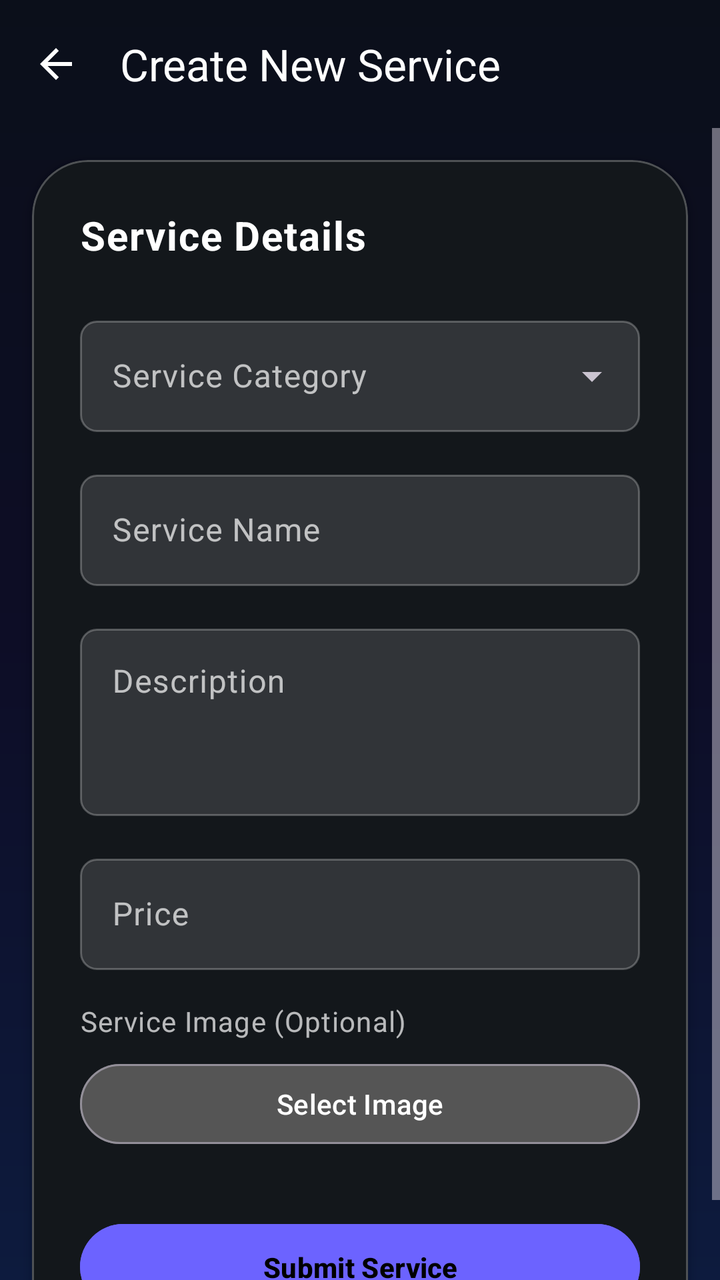
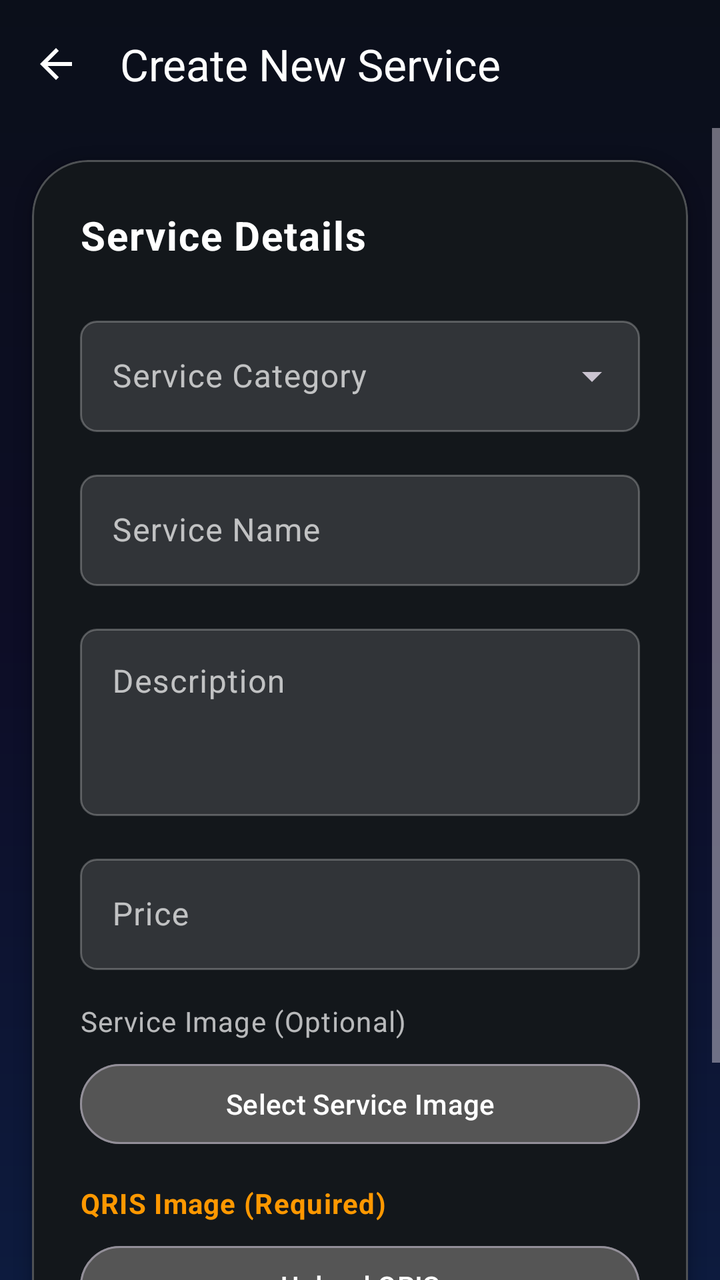

An Android layout rendered at two revisions. The XML below is the earlier revision; the diff shows what the commit changed to produce the second picture.
<!-- AndroidManifest.xml: application theme Theme.FixIt_v2 -->
<!-- res/layout/activity_create_service.xml -->
<?xml version="1.0" encoding="utf-8"?>
<androidx.constraintlayout.widget.ConstraintLayout xmlns:android="http://schemas.android.com/apk/res/android"
    xmlns:app="http://schemas.android.com/apk/res-auto"
    xmlns:tools="http://schemas.android.com/tools"
    android:layout_width="match_parent"
    android:layout_height="match_parent"
    android:background="@drawable/gradient_background"
    tools:context=".activities.CreateServiceActivity">

    <com.google.android.material.appbar.MaterialToolbar
        android:id="@+id/toolbar"
        android:layout_width="0dp"
        android:layout_height="wrap_content"
        app:layout_constraintTop_toTopOf="parent"
        app:layout_constraintStart_toStartOf="parent"
        app:layout_constraintEnd_toEndOf="parent"
        android:background="@android:color/transparent"
        app:title="Create New Service"
        app:titleTextColor="@color/white"
        app:navigationIcon="@drawable/ic_arrow_back"
        app:navigationIconTint="@color/white" />

    <ScrollView
        android:layout_width="0dp"
        android:layout_height="0dp"
        app:layout_constraintTop_toBottomOf="@id/toolbar"
        app:layout_constraintStart_toStartOf="parent"
        app:layout_constraintEnd_toEndOf="parent"
        app:layout_constraintBottom_toBottomOf="parent">

        <com.google.android.material.card.MaterialCardView
            android:layout_width="match_parent"
            android:layout_height="wrap_content"
            android:layout_margin="16dp"
            style="@style/Widget.FixIt.CardView.Glass"
            app:cardBackgroundColor="@color/bottom_nav_background"
            app:strokeColor="#40FFFFFF"
            app:strokeWidth="1dp">

            <LinearLayout
                android:layout_width="match_parent"
                android:layout_height="wrap_content"
                android:orientation="vertical"
                android:padding="24dp">

                <TextView
                    android:layout_width="match_parent"
                    android:layout_height="wrap_content"
                    android:text="Service Details"
                    android:textColor="@color/white"
                    android:textSize="20sp"
                    android:textStyle="bold"
                    android:layout_marginBottom="24dp"/>

                <com.google.android.material.textfield.TextInputLayout
                    style="@style/Widget.Material3.TextInputLayout.OutlinedBox.ExposedDropdownMenu"
                    android:layout_width="match_parent"
                    android:layout_height="wrap_content"
                    android:hint="Service Category"
                    android:textColorHint="#B3FFFFFF"
                    app:boxStrokeColor="@color/primary"
                    app:hintTextColor="@color/primary">

                    <AutoCompleteTextView
                        android:id="@+id/spinnerCategories"
                        android:layout_width="match_parent"
                        android:layout_height="wrap_content"
                        android:inputType="none"
                        android:textColor="@color/white"
                        android:background="@drawable/input_field_background"/>
                </com.google.android.material.textfield.TextInputLayout>

                <com.google.android.material.textfield.TextInputLayout
                    style="@style/Widget.Material3.TextInputLayout.OutlinedBox"
                    android:layout_width="match_parent"
                    android:layout_height="wrap_content"
                    android:layout_marginTop="16dp"
                    android:hint="Service Name"
                    android:textColorHint="#B3FFFFFF"
                    app:boxStrokeColor="@color/primary"
                    app:hintTextColor="@color/primary">

                    <com.google.android.material.textfield.TextInputEditText
                        android:id="@+id/editTextServiceName"
                        android:layout_width="match_parent"
                        android:layout_height="wrap_content"
                        android:textColor="@color/white"
                        android:background="@drawable/input_field_background"/>
                </com.google.android.material.textfield.TextInputLayout>

                <com.google.android.material.textfield.TextInputLayout
                    style="@style/Widget.Material3.TextInputLayout.OutlinedBox"
                    android:layout_width="match_parent"
                    android:layout_height="wrap_content"
                    android:layout_marginTop="16dp"
                    android:hint="Description"
                    android:textColorHint="#B3FFFFFF"
                    app:boxStrokeColor="@color/primary"
                    app:hintTextColor="@color/primary">

                    <com.google.android.material.textfield.TextInputEditText
                        android:id="@+id/editTextServiceDescription"
                        android:layout_width="match_parent"
                        android:layout_height="wrap_content"
                        android:gravity="top"
                        android:minLines="3"
                        android:textColor="@color/white"
                        android:background="@drawable/input_field_background"/>
                </com.google.android.material.textfield.TextInputLayout>

                <com.google.android.material.textfield.TextInputLayout
                    style="@style/Widget.Material3.TextInputLayout.OutlinedBox"
                    android:layout_width="match_parent"
                    android:layout_height="wrap_content"
                    android:layout_marginTop="16dp"
                    android:hint="Price"
                    android:textColorHint="#B3FFFFFF"
                    app:boxStrokeColor="@color/primary"
                    app:hintTextColor="@color/primary">

                    <com.google.android.material.textfield.TextInputEditText
                        android:id="@+id/editTextPrice"
                        android:layout_width="match_parent"
                        android:layout_height="wrap_content"
                        android:inputType="numberDecimal"
                        android:textColor="@color/white"
                        android:background="@drawable/input_field_background"/>
                </com.google.android.material.textfield.TextInputLayout>

                <TextView
                    android:layout_width="match_parent"
                    android:layout_height="wrap_content"
                    android:layout_marginTop="16dp"
                    android:text="Service Image (Optional)"
                    android:textColor="#B3FFFFFF"
                    android:textSize="14sp"/>

                <Button
                    android:id="@+id/buttonSelectImage"
                    android:layout_width="match_parent"
                    android:layout_height="wrap_content"
                    android:layout_marginTop="8dp"
                    android:text="Select Image"
                    android:textColor="@color/white"
                    android:backgroundTint="#555555"
                    style="@style/Widget.Material3.Button.OutlinedButton"/>

                <ImageView
                    android:id="@+id/imageViewPreview"
                    android:layout_width="match_parent"
                    android:layout_height="150dp"
                    android:layout_marginTop="8dp"
                    android:scaleType="centerCrop"
                    android:visibility="gone"
                    android:background="@drawable/input_field_background"/>

                <com.google.android.material.button.MaterialButton
                    android:id="@+id/buttonAddService"
                    android:layout_width="match_parent"
                    android:layout_height="wrap_content"
                    android:layout_marginTop="32dp"
                    android:padding="12dp"
                    android:text="Submit Service"
                    android:backgroundTint="@color/primary"
                    android:textColor="@color/black"
                    android:textStyle="bold"/>

            </LinearLayout>
        </com.google.android.material.card.MaterialCardView>
    </ScrollView>

</androidx.constraintlayout.widget.ConstraintLayout>
<!-- resources referenced by this layout -->
<resources>
  <color name="black">#FF000000</color>
  <color name="bottom_nav_background">#13171B</color>
  <color name="primary">#6C63FF</color>
  <color name="white">#FFFFFFFF</color>
  <!-- drawable gradient_background (drawable) -->
  <?xml version="1.0" encoding="utf-8"?>
  <shape xmlns:android="http://schemas.android.com/apk/res/android"
      android:shape="rectangle">
      <gradient
          android:type="linear"
          android:angle="-90"
          android:startColor="@color/gradient_start_dark"
          android:centerColor="@color/gradient_center_dark"
          android:endColor="@color/gradient_end_dark" />
  </shape>
  <!-- drawable ic_arrow_back (drawable) -->
  <vector xmlns:android="http://schemas.android.com/apk/res/android"
      android:width="24dp"
      android:height="24dp"
      android:viewportWidth="24"
      android:viewportHeight="24">
      <path
          android:fillColor="@android:color/white"
          android:pathData="M20,11H7.83l5.59,-5.59L12,4l-8,8 8,8 1.41,-1.41L7.83,13H20v-2z"/>
  </vector>
  <!-- drawable input_field_background (drawable) -->
  <?xml version="1.0" encoding="utf-8"?>
  <shape xmlns:android="http://schemas.android.com/apk/res/android"
      android:shape="rectangle">
      <solid android:color="#20FFFFFF" /> 
      <corners android:radius="8dp" />
      <stroke
          android:width="1dp"
          android:color="#40FFFFFF" />
  </shape>
  <style name="Widget.FixIt.CardView.Glass" parent="Widget.MaterialComponents.CardView">
          <item name="cardCornerRadius">@dimen/corner_radius_large</item>
          <item name="cardElevation">4dp</item>
          <item name="cardBackgroundColor">@android:color/transparent</item> 
      </style>
  <style name="Theme.FixIt_v2" parent="Base.Theme.FixIt_v2" />
  <color name="gradient_start_dark">#0B0F1A</color>
  <color name="gradient_center_dark">#0D0D26</color>
  <color name="gradient_end_dark">#0D1B3E</color>
  <dimen name="corner_radius_large">28dp</dimen>
  <style name="Base.Theme.FixIt_v2" parent="Theme.Material3.Dark.NoActionBar">
          
          <item name="colorPrimary">@color/primary</item>
          <item name="colorSecondary">@color/secondary</item>
          <item name="android:windowBackground">@drawable/gradient_background</item>
          <item name="android:textViewStyle">@style/Widget.FixIt.TextView</item>
          <item name="alertDialogTheme">@style/AlertDialogTheme</item> 
      </style>
  <color name="secondary">#00E5FF</color>
  <style name="Widget.FixIt.TextView" parent="Widget.AppCompat.TextView">
          <item name="android:textAppearance">@style/TextAppearance.FixIt.Body</item>
      </style>
  <style name="TextAppearance.FixIt.Body" parent="TextAppearance.MaterialComponents.Body1">
          <item name="android:textColor">@color/text_secondary_dark</item>
          <item name="android:alpha">0.8</item>
      </style>
  <!-- drawable glass_card_background (drawable) -->
  <?xml version="1.0" encoding="utf-8"?>
  <shape xmlns:android="http://schemas.android.com/apk/res/android"
      android:shape="rectangle">
      <solid android:color="@color/card_glass_background"/>
      <corners android:radius="@dimen/corner_radius_large"/>
      <stroke android:width="@dimen/card_stroke_width" android:color="@color/card_glass_stroke"/>
  </shape>
  <color name="text_primary_dark">#FFFFFF</color>
  <color name="text_secondary_dark">#A0A4B8</color>
  <style name="AlertDialog.Button" parent="Widget.Material3.Button.TextButton.Dialog">
          <item name="android:textColor">@color/primary</item>
      </style>
  <color name="card_glass_background">#14FFFFFF</color>
  <dimen name="card_stroke_width">1dp</dimen>
  <color name="card_glass_stroke">#33FFFFFF</color>
  <!-- unchanged entries left out for length: 1 -->
</resources>

<!-- the commit's change to res/layout/activity_create_service.xml (unified diff, before → after) -->
@@ -140,13 +140,41 @@
                     android:layout_width="match_parent"
                     android:layout_height="wrap_content"
                     android:layout_marginTop="8dp"
-                    android:text="Select Image"
+                    android:text="Select Service Image"
                     android:textColor="@color/white"
                     android:backgroundTint="#555555"
                     style="@style/Widget.Material3.Button.OutlinedButton"/>
 
                 <ImageView
                     android:id="@+id/imageViewPreview"
+                    android:layout_width="match_parent"
+                    android:layout_height="150dp"
+                    android:layout_marginTop="8dp"
+                    android:scaleType="centerCrop"
+                    android:visibility="gone"
+                    android:background="@drawable/input_field_background"/>
+
+                <TextView
+                    android:layout_width="match_parent"
+                    android:layout_height="wrap_content"
+                    android:layout_marginTop="16dp"
+                    android:text="QRIS Image (Required)"
+                    android:textColor="#FF9800"
+                    android:textStyle="bold"
+                    android:textSize="14sp"/>
+
+                <Button
+                    android:id="@+id/buttonSelectQris"
+                    android:layout_width="match_parent"
+                    android:layout_height="wrap_content"
+                    android:layout_marginTop="8dp"
+                    android:text="Upload QRIS"
+                    android:textColor="@color/white"
+                    android:backgroundTint="#555555"
+                    style="@style/Widget.Material3.Button.OutlinedButton"/>
+
+                <ImageView
+                    android:id="@+id/imageViewQrisPreview"
                     android:layout_width="match_parent"
                     android:layout_height="150dp"
                     android:layout_marginTop="8dp"
